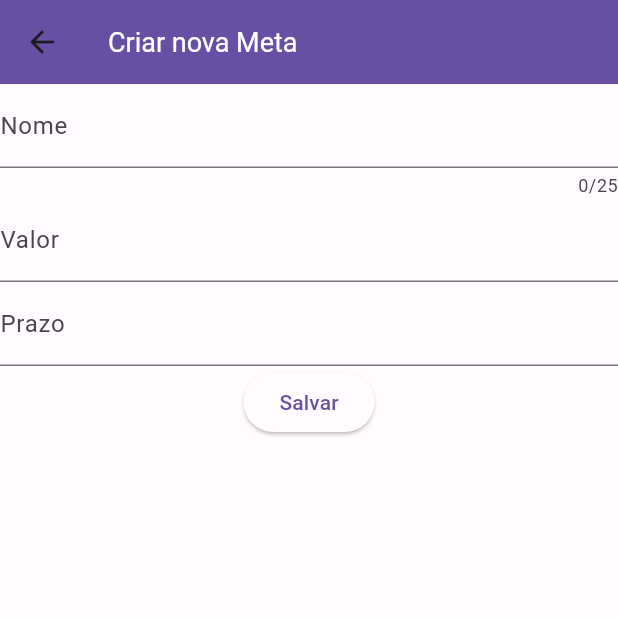
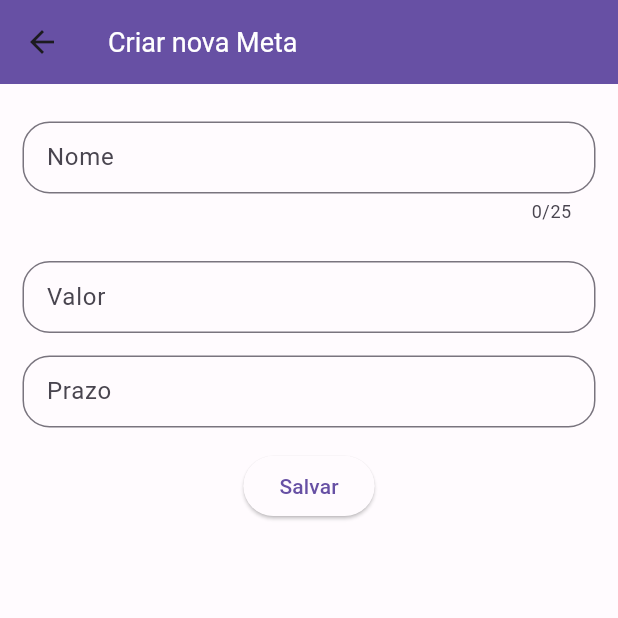
Before and after one commit to gustavorodrii/SiteGastos-Flutter, a Flutter app: the CriarNovaMeta screen opened directly, on a phone screen of 412 x 824 dp, the top half of it. Run offline on Flutter 3.47's test engine with Material 2 defaults, Android fonts, the light colour scheme and no system bars; our stand-ins replace percent_indicator, shared_preferences; accounts and stored records are empty.

Commit message:
metas done

```diff
--- a/lib/pages/criar_nova_meta.dart
+++ b/lib/pages/criar_nova_meta.dart
@@ -28,20 +28,28 @@
       body: Column(
         crossAxisAlignment: CrossAxisAlignment.start,
         children: [
-          TextField(
+          Padding(
+            padding: const EdgeInsets.symmetric(horizontal: 15, vertical: 25),
+            child: TextField(
               maxLength: 25,
               controller: nomeMetaController,
               textInputAction: TextInputAction.next,
               onSubmitted: (_) {
                 FocusScope.of(context).requestFocus(valorMeta);
               },
-            decoration: const InputDecoration(
+              decoration: InputDecoration(
                 labelText: 'Nome',
+                isDense: true,
+                border:
+                    OutlineInputBorder(borderRadius: BorderRadius.circular(18)),
                 hintText: 'Nome da Meta',
-              hintStyle: TextStyle(fontSize: 14),
+                hintStyle: TextStyle(fontSize: 12),
               ),
             ),
-          TextField(
+          ),
+          Padding(
+            padding: const EdgeInsets.symmetric(horizontal: 15),
+            child: TextField(
               controller: valorMetaController,
               focusNode: valorMeta,
               textInputAction: TextInputAction.next,
@@ -49,20 +57,30 @@
                 FocusScope.of(context).requestFocus(prazoMeta);
               },
               keyboardType: TextInputType.number,
-            decoration: const InputDecoration(
+              decoration: InputDecoration(
                 labelText: 'Valor',
+                isDense: true,
+                border:
+                    OutlineInputBorder(borderRadius: BorderRadius.circular(18)),
                 hintText: 'Valor da Meta',
-              hintStyle: TextStyle(fontSize: 14),
+                hintStyle: TextStyle(fontSize: 12),
               ),
             ),
-          TextField(
+          ),
+          Padding(
+            padding: const EdgeInsets.symmetric(horizontal: 15, vertical: 15),
+            child: TextField(
               controller: prazoMetaController,
               focusNode: prazoMeta,
               keyboardType: TextInputType.number,
-            decoration: const InputDecoration(
+              decoration: InputDecoration(
+                isDense: true,
+                border:
+                    OutlineInputBorder(borderRadius: BorderRadius.circular(18)),
                 labelText: 'Prazo',
                 hintText: 'Quantidade de meses para alcançar a meta. Ex: 12',
-              hintStyle: TextStyle(fontSize: 14),
+                hintStyle: TextStyle(fontSize: 12),
+              ),
             ),
           ),
           Center(
--- a/lib/pages/list_tile_metas_page.dart
+++ b/lib/pages/list_tile_metas_page.dart
@@ -42,7 +42,6 @@
                 child: Text(widget.metasName),
               ),
               const Spacer(),
-              Text(widget.id.toString()),
               Padding(
                 padding:
                     const EdgeInsets.symmetric(horizontal: 20, vertical: 10),
```
Also changed, not shown: lib/pages/detalhe_item_meta_page.dart (+53 -0 lines), lib/pages/metas_page.dart (+26 -1 lines). Lines whose indentation alone changed are shown as unchanged.
